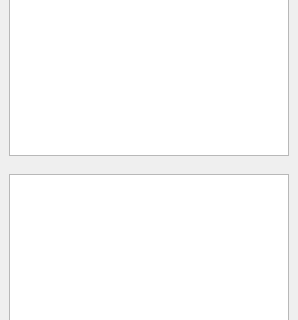
Before: the Qt Designer form src/meshlab/ui/layerDialog.ui in cnr-isti-vclab/meshlab, drawn with Qt 5; both pictures show x 0 to 298 and y 373 to 693 of the 298 by 816 pixel window.
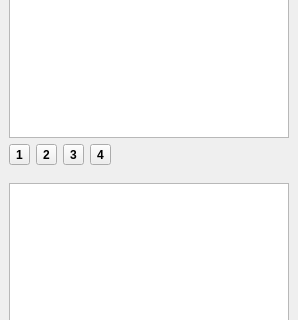
After: the same form once the commit is applied.

```diff
--- a/src/meshlab/ui/layerDialog.ui
+++ b/src/meshlab/ui/layerDialog.ui
@@ -45,6 +45,95 @@
       </column>
      </widget>
     </item>
+    <item>
+     <layout class="QVBoxLayout" name="verticalLayout_2">
+      <item>
+       <layout class="QHBoxLayout" name="horizontalLayout">
+        <item>
+         <widget class="QToolButton" name="bW1">
+          <property name="font">
+           <font>
+            <pointsize>9</pointsize>
+            <weight>75</weight>
+            <bold>true</bold>
+           </font>
+          </property>
+          <property name="toolTip">
+           <string>CTRL-click to set view, click to recall</string>
+          </property>
+          <property name="text">
+           <string>1</string>
+          </property>
+         </widget>
+        </item>
+        <item>
+         <widget class="QToolButton" name="bW2">
+          <property name="font">
+           <font>
+            <pointsize>9</pointsize>
+            <weight>75</weight>
+            <bold>true</bold>
+           </font>
+          </property>
+          <property name="toolTip">
+           <string>CTRL-click to set view, click to recall</string>
+          </property>
+          <property name="text">
+           <string>2</string>
+          </property>
+         </widget>
+        </item>
+        <item>
+         <widget class="QToolButton" name="bW3">
+          <property name="font">
+           <font>
+            <pointsize>9</pointsize>
+            <weight>75</weight>
+            <bold>true</bold>
+           </font>
+          </property>
+          <property name="toolTip">
+           <string>CTRL-click to set view, click to recall</string>
+          </property>
+          <property name="text">
+           <string>3</string>
+          </property>
+         </widget>
+        </item>
+        <item>
+         <widget class="QToolButton" name="bW4">
+          <property name="font">
+           <font>
+            <pointsize>9</pointsize>
+            <weight>75</weight>
+            <bold>true</bold>
+           </font>
+          </property>
+          <property name="toolTip">
+           <string>CTRL-click to set view, click to recall</string>
+          </property>
+          <property name="text">
+           <string>4</string>
+          </property>
+         </widget>
+        </item>
+        <item>
+         <spacer name="horizontalSpacer">
+          <property name="orientation">
+           <enum>Qt::Horizontal</enum>
+          </property>
+          <property name="sizeHint" stdset="0">
+           <size>
+            <width>40</width>
+            <height>20</height>
+           </size>
+          </property>
+         </spacer>
+        </item>
+       </layout>
+      </item>
+     </layout>
+    </item>
     <item>
      <layout class="QVBoxLayout" name="renderingLayout"/>
     </item>
```
